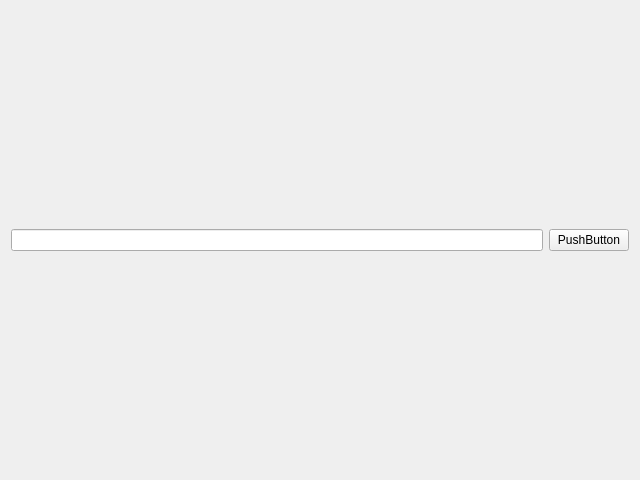
First picture: the form in windowexample.ui, repository riuson/multiwindemo1, before the edit.
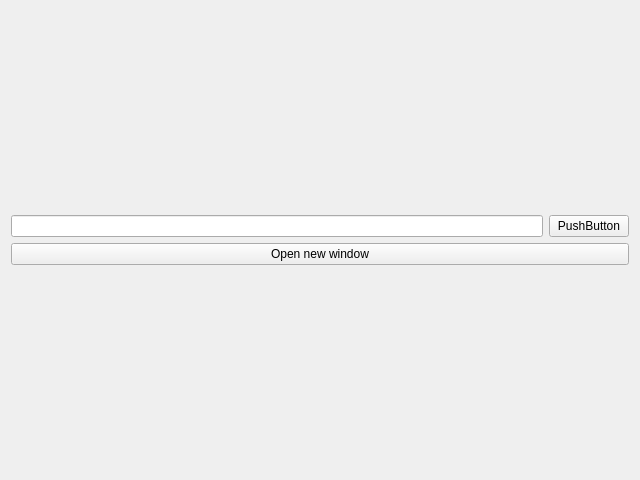
Second picture: the form after the edit.

Commit message: Open new window from other window

What changed in the file:
```diff
--- a/windowexample.ui
+++ b/windowexample.ui
@@ -41,6 +41,13 @@
      </item>
     </layout>
    </item>
+   <item>
+    <widget class="QPushButton" name="pushButtonOpenNewDialog">
+     <property name="text">
+      <string>Open new window</string>
+     </property>
+    </widget>
+   </item>
    <item>
     <spacer name="verticalSpacer_2">
      <property name="orientation">
```
The commit also changes 5 other files.
